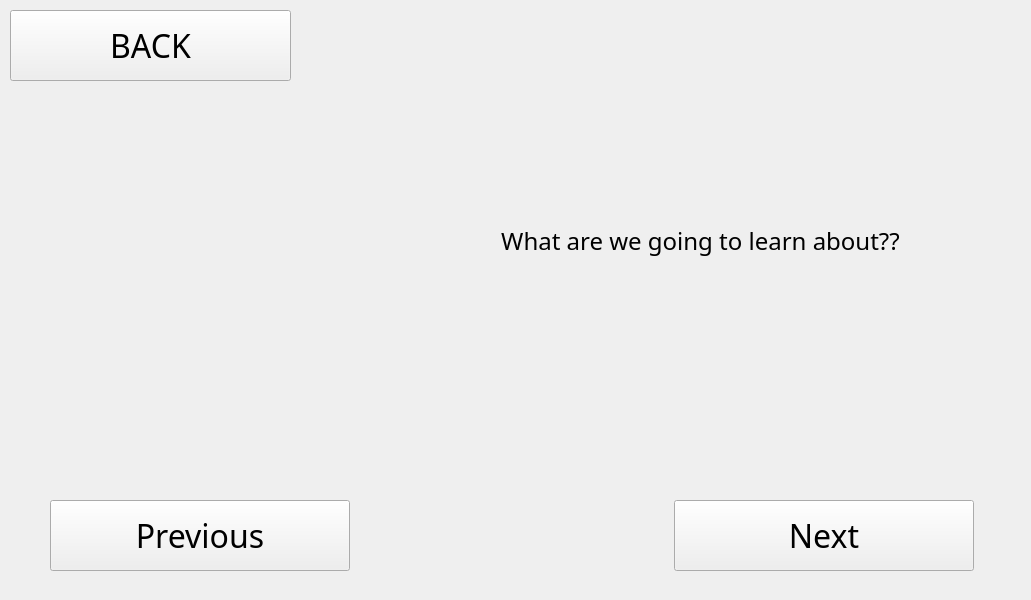
The window that QtDesignerFiles/how_pollute.ui (hayrayl/AquaQuestSoftware) describes before a commit, drawn with Qt 5.
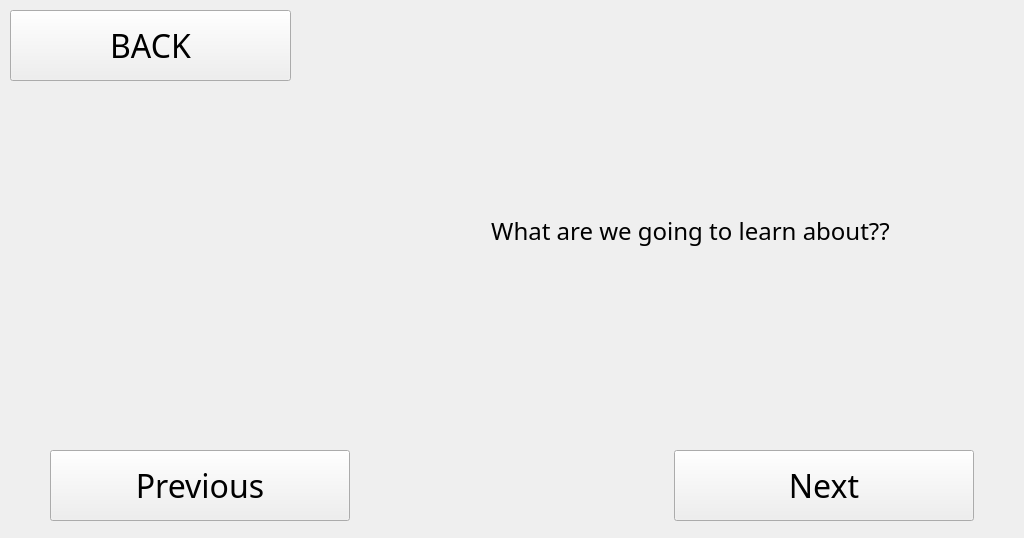
The same window after the commit.

Diff of the .ui file:
```diff
--- a/QtDesignerFiles/how_pollute.ui
+++ b/QtDesignerFiles/how_pollute.ui
@@ -6,8 +6,8 @@
    <rect>
     <x>0</x>
     <y>0</y>
-    <width>1031</width>
-    <height>600</height>
+    <width>1024</width>
+    <height>538</height>
    </rect>
   </property>
   <property name="windowTitle">
@@ -19,7 +19,7 @@
      <x>0</x>
      <y>0</y>
      <width>1024</width>
-     <height>600</height>
+     <height>540</height>
     </rect>
    </property>
    <property name="text">
@@ -33,7 +33,7 @@
    <property name="geometry">
     <rect>
      <x>50</x>
-     <y>500</y>
+     <y>450</y>
      <width>300</width>
      <height>71</height>
     </rect>
@@ -66,7 +66,7 @@
    <property name="geometry">
     <rect>
      <x>674</x>
-     <y>500</y>
+     <y>450</y>
      <width>300</width>
      <height>71</height>
     </rect>
@@ -131,8 +131,8 @@
   <widget class="QLabel" name="archie">
    <property name="geometry">
     <rect>
-     <x>20</x>
-     <y>120</y>
+     <x>30</x>
+     <y>90</y>
      <width>350</width>
      <height>350</height>
     </rect>
@@ -147,10 +147,10 @@
   <widget class="QLabel" name="label_explanation">
    <property name="geometry">
     <rect>
-     <x>420</x>
-     <y>60</y>
+     <x>410</x>
+     <y>70</y>
      <width>561</width>
-     <height>361</height>
+     <height>321</height>
     </rect>
    </property>
    <property name="font">
```
